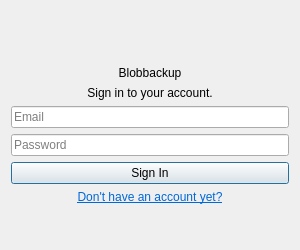
The window that client/src/blobbackup/ui/logindialog.ui (Blobbackup/Blobbackup) describes before a commit, drawn with Qt 5.
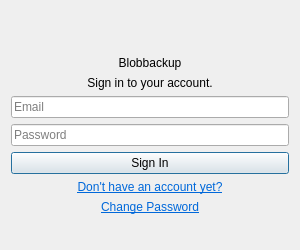
The same window after the commit.

Commit message: Add change password link to login

```diff
--- a/client/src/blobbackup/ui/logindialog.ui
+++ b/client/src/blobbackup/ui/logindialog.ui
@@ -94,7 +94,7 @@
 text-decoration: underline;</string>
      </property>
      <property name="text">
-      <string>&lt;html&gt;&lt;head/&gt;&lt;body&gt;&lt;p&gt;&lt;a href=&quot;https://blobbackup.com&quot;&gt;&lt;span style=&quot; text-decoration: underline; color:#0068da;&quot;&gt;Don't have an account yet?&lt;/span&gt;&lt;/a&gt;&lt;/p&gt;&lt;/body&gt;&lt;/html&gt;</string>
+      <string>&lt;html&gt;&lt;head/&gt;&lt;body&gt;&lt;p&gt;&lt;a href=&quot;https://blobbackup.com&quot;&gt;&lt;span style=&quot; color:#0068da;&quot;&gt;Don't have an account yet?&lt;/span&gt;&lt;/a&gt;&lt;/p&gt;&lt;/body&gt;&lt;/html&gt;</string>
      </property>
      <property name="textFormat">
       <enum>Qt::RichText</enum>
@@ -104,6 +104,16 @@
      </property>
     </widget>
    </item>
+   <item>
+    <widget class="QLabel" name="change_password_button">
+     <property name="text">
+      <string>&lt;html&gt;&lt;head/&gt;&lt;body&gt;&lt;p&gt;&lt;a href=&quot;https://blobbackup.com&quot;&gt;&lt;span style=&quot; text-decoration: underline; color:#0068da;&quot;&gt;Change Password&lt;/span&gt;&lt;/a&gt;&lt;/p&gt;&lt;/body&gt;&lt;/html&gt;</string>
+     </property>
+     <property name="alignment">
+      <set>Qt::AlignCenter</set>
+     </property>
+    </widget>
+   </item>
    <item>
     <spacer name="verticalSpacer_2">
      <property name="orientation">
```
The commit also changes 1 other file.
